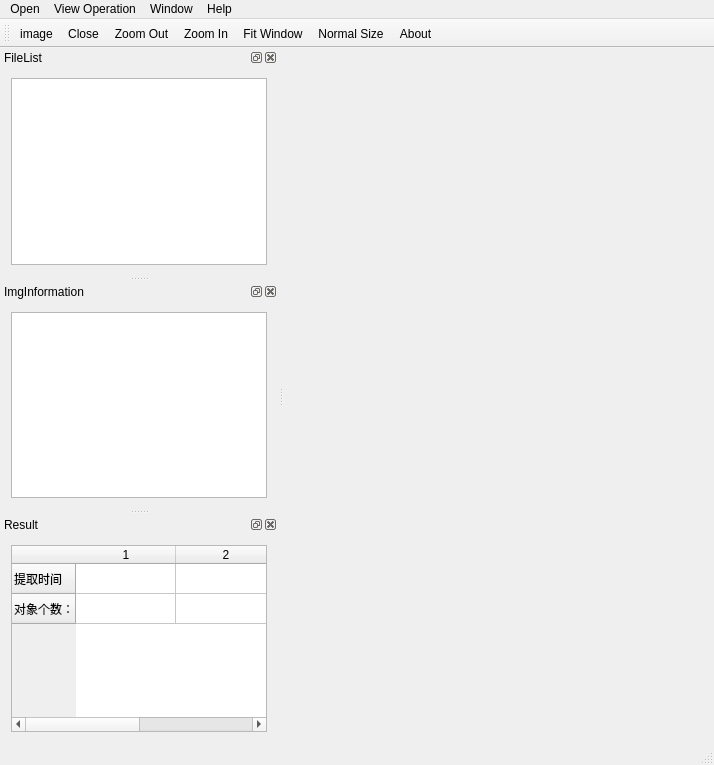
Qt form ImgTest/imgtest.ui (Kamosphere/Mygeo) before a commit.
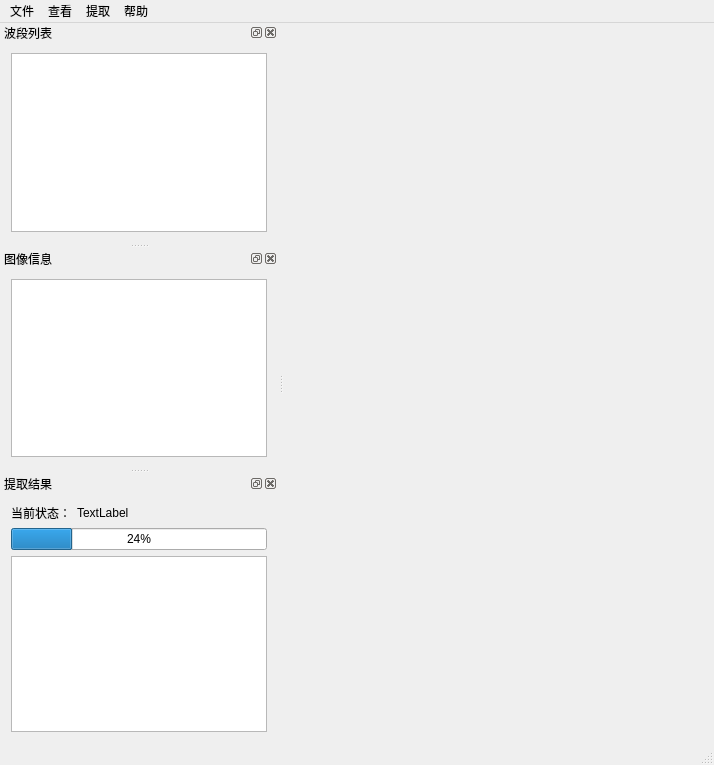
The same form after that commit.

Patch:
```diff
--- a/ImgTest/imgtest.ui
+++ b/ImgTest/imgtest.ui
@@ -17,21 +17,6 @@
    <string notr="true"/>
   </property>
   <widget class="QWidget" name="centralWidget"/>
-  <widget class="QToolBar" name="mainToolBar">
-   <attribute name="toolBarArea">
-    <enum>TopToolBarArea</enum>
-   </attribute>
-   <attribute name="toolBarBreak">
-    <bool>false</bool>
-   </attribute>
-   <addaction name="actionImage"/>
-   <addaction name="actionClose"/>
-   <addaction name="actionZoom_Out"/>
-   <addaction name="actionZoom_In"/>
-   <addaction name="actionFit_Window"/>
-   <addaction name="actionNormal_Size"/>
-   <addaction name="actionAbout"/>
-  </widget>
   <widget class="QStatusBar" name="statusBar"/>
   <widget class="QDockWidget" name="FileListDockWidget">
    <property name="minimumSize">
@@ -41,7 +26,7 @@
     </size>
    </property>
    <property name="windowTitle">
-    <string>FileList</string>
+    <string>波段列表</string>
    </property>
    <attribute name="dockWidgetArea">
     <number>1</number>
@@ -60,7 +45,7 @@
   </widget>
   <widget class="QDockWidget" name="inforDockWidget">
    <property name="windowTitle">
-    <string>ImgInformation</string>
+    <string>图像信息</string>
    </property>
    <attribute name="dockWidgetArea">
     <number>1</number>
@@ -91,34 +76,32 @@
    </property>
    <widget class="QMenu" name="menuOpen">
     <property name="title">
-     <string>Open</string>
+     <string>文件</string>
     </property>
     <addaction name="actionImage"/>
     <addaction name="actionClose"/>
     <addaction name="separator"/>
     <addaction name="actionExit"/>
    </widget>
-   <widget class="QMenu" name="menuWindow">
-    <property name="title">
-     <string>Window</string>
-    </property>
-    <addaction name="actionFile_List"/>
-    <addaction name="actionInformation"/>
-   </widget>
    <widget class="QMenu" name="menuAbout">
     <property name="title">
-     <string>Help</string>
+     <string>帮助</string>
     </property>
     <addaction name="actionAbout"/>
    </widget>
    <widget class="QMenu" name="menuView_Operation">
     <property name="title">
-     <string>View Operation</string>
+     <string>查看</string>
     </property>
     <addaction name="actionZoom_Out"/>
     <addaction name="actionZoom_In"/>
-    <addaction name="actionFit_Window"/>
-    <addaction name="actionNormal_Size"/>
+   </widget>
+   <widget class="QMenu" name="menuWindow">
+    <property name="title">
+     <string>提取</string>
+    </property>
+    <addaction name="actionExtract"/>
+    <addaction name="actionFile_Save"/>
    </widget>
    <addaction name="menuOpen"/>
    <addaction name="menuView_Operation"/>
@@ -127,43 +110,43 @@
   </widget>
   <widget class="QDockWidget" name="extraction_result">
    <property name="windowTitle">
-    <string>Result</string>
+    <string>提取结果</string>
    </property>
    <attribute name="dockWidgetArea">
     <number>1</number>
    </attribute>
    <widget class="QWidget" name="dockWidgetContents_4">
     <layout class="QFormLayout" name="formLayout">
-     <item row="0" column="0" colspan="2">
-      <widget class="QTableWidget" name="tableWidget">
-       <row>
-        <property name="text">
-         <string>提取时间</string>
-        </property>
-       </row>
-       <row>
-        <property name="text">
-         <string>对象个数：</string>
-        </property>
-       </row>
-       <column>
-        <property name="text">
-         <string>1</string>
-        </property>
-       </column>
-       <column>
-        <property name="text">
-         <string>2</string>
-        </property>
-       </column>
+     <item row="0" column="0">
+      <widget class="QLabel" name="label">
+       <property name="text">
+        <string>当前状态：</string>
+       </property>
       </widget>
      </item>
+     <item row="0" column="1">
+      <widget class="QLabel" name="label_2">
+       <property name="text">
+        <string>TextLabel</string>
+       </property>
+      </widget>
+     </item>
+     <item row="1" column="0" colspan="2">
+      <widget class="QProgressBar" name="progressBar">
+       <property name="value">
+        <number>24</number>
+       </property>
+      </widget>
+     </item>
+     <item row="2" column="0" colspan="2">
+      <widget class="QTableView" name="tableView_2"/>
+     </item>
     </layout>
    </widget>
   </widget>
   <action name="actionImage">
    <property name="text">
-    <string>image</string>
+    <string>打开图像</string>
    </property>
    <property name="toolTip">
     <string>Open image files</string>
@@ -192,22 +175,22 @@
   </action>
   <action name="actionAbout">
    <property name="text">
-    <string>About</string>
+    <string>关于</string>
    </property>
   </action>
   <action name="actionClose">
    <property name="text">
-    <string>Close</string>
+    <string>关闭图像</string>
    </property>
   </action>
   <action name="actionZoom_Out">
    <property name="text">
-    <string>Zoom Out</string>
+    <string>缩小</string>
    </property>
   </action>
   <action name="actionZoom_In">
    <property name="text">
-    <string>Zoom In</string>
+    <string>放大</string>
    </property>
   </action>
   <action name="actionFit_Window">
```
Left out of the diff: 22 changed lines with no effect on the pictures.
